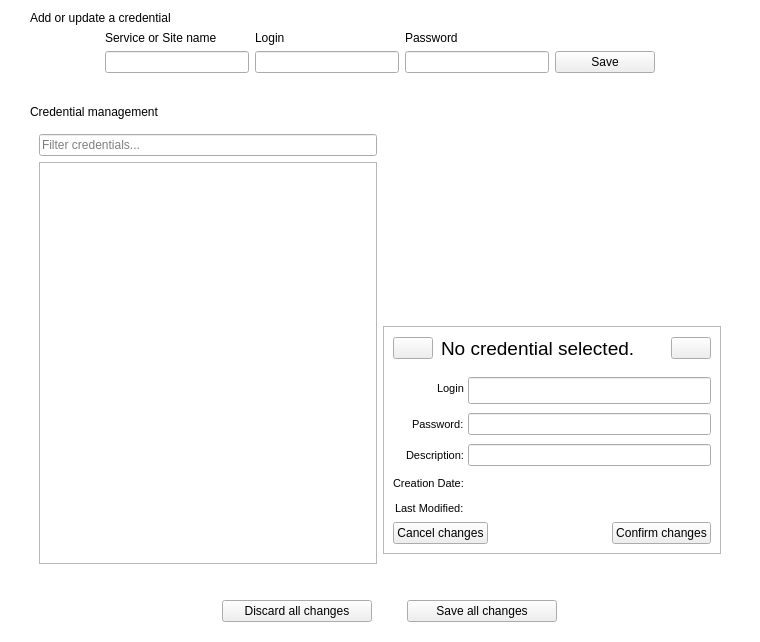
Above: src/CredentialsManagement.ui from mooltipass/moolticute before the change. Below: the same form after it.
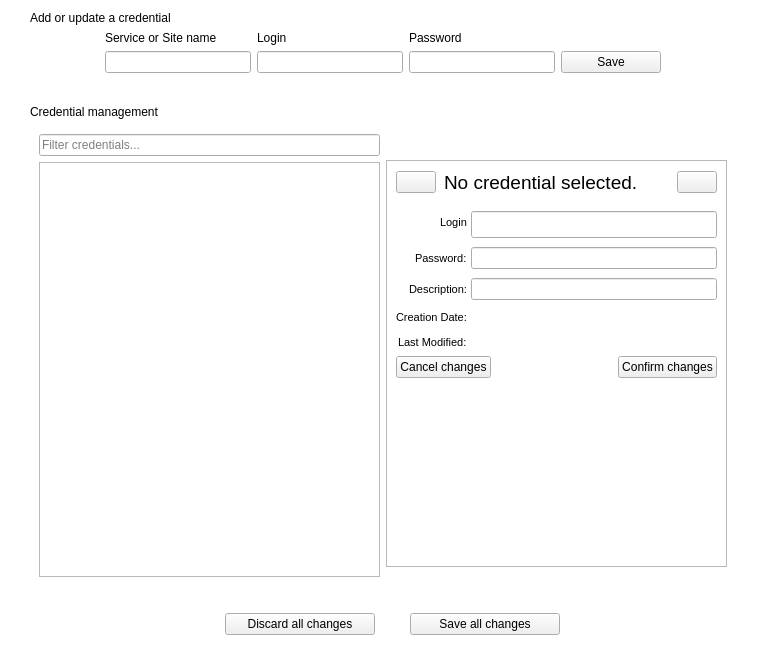
That is the form after the change. Icons and pictures are not drawn. Custom widgets are drawn as their Qt base class.

Commit message: Fix layout for mmm

The edit to the form file:
```diff
--- a/src/CredentialsManagement.ui
+++ b/src/CredentialsManagement.ui
@@ -6,8 +6,8 @@
    <rect>
     <x>0</x>
     <y>0</y>
-    <width>760</width>
-    <height>642</height>
+    <width>766</width>
+    <height>655</height>
    </rect>
   </property>
   <property name="windowTitle">
@@ -569,6 +569,25 @@
                 </item>
                </layout>
               </item>
+              <item>
+               <widget class="QWidget" name="widget_3" native="true">
+                <layout class="QVBoxLayout" name="verticalLayout_5">
+                 <item>
+                  <spacer name="verticalSpacer">
+                   <property name="orientation">
+                    <enum>Qt::Vertical</enum>
+                   </property>
+                   <property name="sizeHint" stdset="0">
+                    <size>
+                     <width>20</width>
+                     <height>55</height>
+                    </size>
+                   </property>
+                  </spacer>
+                 </item>
+                </layout>
+               </widget>
+              </item>
              </layout>
             </widget>
            </item>
```
